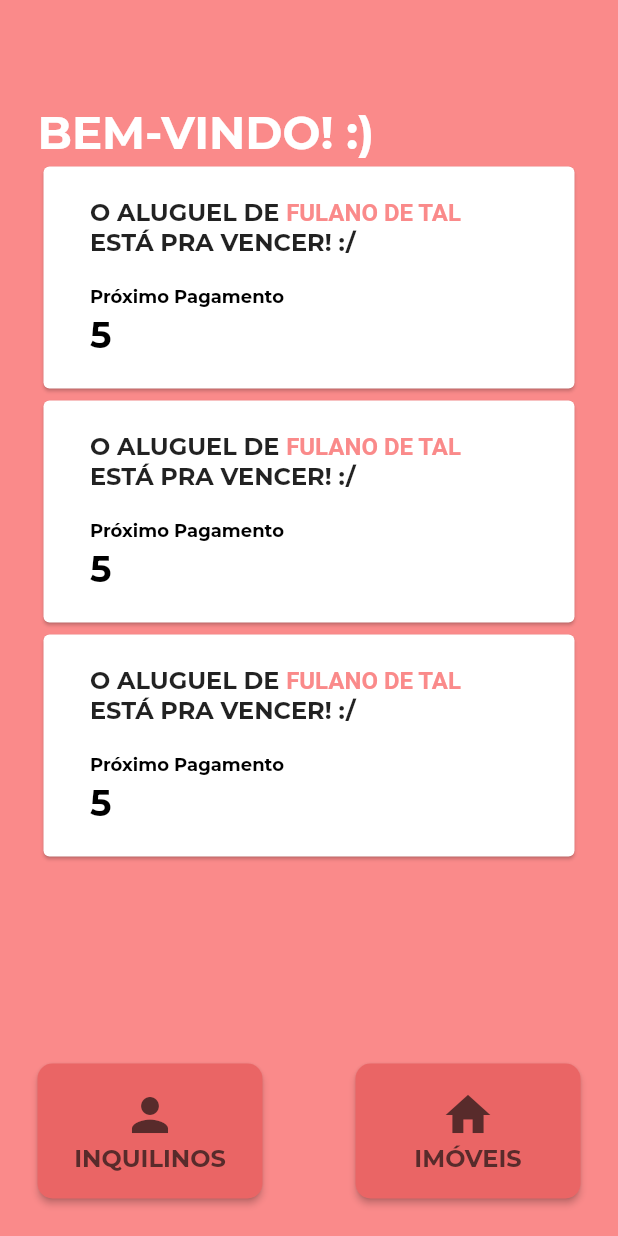
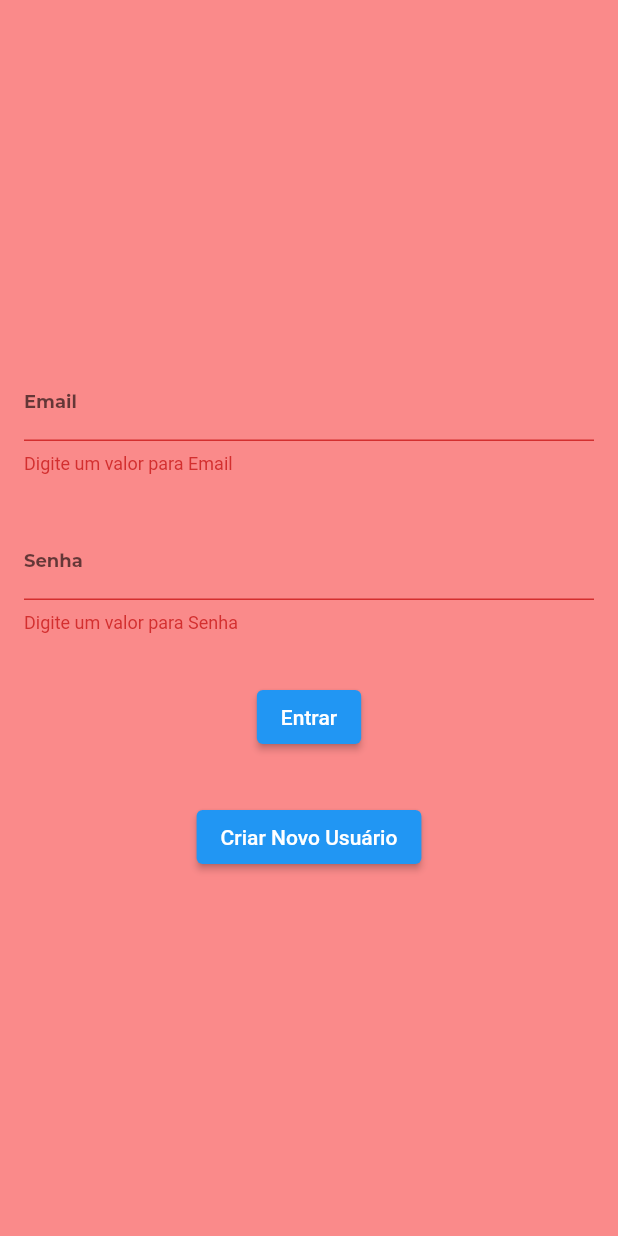
Before and after one commit to hereisjohnny2/renter_manager, a Flutter app: the screen it shows after launch, after a tap on "Entrar", on a phone screen of 412 x 824 dp. Run offline on Flutter 3.47's test engine with Material 2 defaults, Android fonts, the light colour scheme and no system bars; our stand-ins replace firebase_auth, firebase_core, google_fonts; accounts and stored records are empty.

Commit message:
user authentication with firebase and provider

```diff
--- /dev/null
+++ b/lib/components/text_input.dart
@@ -0,0 +1,35 @@
+import 'package:flutter/material.dart';
+
+class TextInput extends StatelessWidget {
+  const TextInput({
+    Key key,
+    @required TextEditingController controller,
+    @required String label,
+    bool isPassword = false,
+  })  : _controller = controller,
+        _label = label,
+        _isPassword = isPassword,
+        super(key: key);
+
+  final TextEditingController _controller;
+  final String _label;
+  final bool _isPassword;
+
+  @override
+  Widget build(BuildContext context) {
+    return Padding(
+      padding: EdgeInsets.all(16.0),
+      child: TextFormField(
+        controller: _controller,
+        decoration: InputDecoration(
+          labelText: _label,
+        ),
+        validator: (value) {
+          if (value.isEmpty) return 'Digite um valor para $_label';
+          return null;
+        },
+        obscureText: _isPassword,
+      ),
+    );
+  }
+}
--- /dev/null
+++ b/lib/constants/theme_data.dart
@@ -0,0 +1,58 @@
+import 'package:flutter/material.dart';
+import 'package:google_fonts/google_fonts.dart';
+
+class ColorsTheme {
+  static Color mainColor = Color(0xFFFA8A8A);
+  static Color mainPageIconColor = Color(0xFF582B2B);
+}
+
+ThemeData themeData = ThemeData(
+  textTheme: TextTheme(
+    headline1: GoogleFonts.montserrat(
+      fontSize: 28.0,
+      fontWeight: FontWeight.bold,
+      color: Colors.black,
+    ),
+    headline2: GoogleFonts.montserrat(
+      fontSize: 30.0,
+      fontWeight: FontWeight.bold,
+      color: Colors.white,
+    ),
+    bodyText1: GoogleFonts.montserrat(
+      fontSize: 16.0,
+      fontWeight: FontWeight.bold,
+    ),
+    bodyText2: GoogleFonts.montserrat(
+      fontSize: 24.0,
+      fontWeight: FontWeight.bold,
+      color: Colors.black,
+    ),
+    subtitle1: GoogleFonts.montserrat(
+      fontSize: 12.0,
+      fontWeight: FontWeight.bold,
+      color: Colors.black,
+    ),
+    subtitle2: GoogleFonts.montserrat(
+      fontSize: 14.0,
+      fontWeight: FontWeight.bold,
+      color: Colors.black,
+    ),
+  ),
+  inputDecorationTheme: InputDecorationTheme(
+    floatingLabelBehavior: FloatingLabelBehavior.auto,
+    focusedBorder: OutlineInputBorder(
+      borderRadius: BorderRadius.circular(10.0),
+      borderSide: BorderSide(
+        color: ColorsTheme.mainPageIconColor,
+        width: 2.0,
+      ),
+    ),
+    enabledBorder: OutlineInputBorder(
+      borderRadius: BorderRadius.circular(10.0),
+      borderSide: BorderSide(
+        color: ColorsTheme.mainPageIconColor,
+        width: 2.0,
+      ),
+    ),
+  ),
+);
--- a/lib/main.dart
+++ b/lib/main.dart
@@ -1,67 +1,32 @@
-import 'package:renter_manager/pages/auth_page.dart';
+import 'package:firebase_core/firebase_core.dart';
 import 'package:flutter/material.dart';
-import 'package:google_fonts/google_fonts.dart';
+import 'package:provider/provider.dart';
 
-class ColorsTheme {
-  static Color mainColor = Color(0xFFFA8A8A);
-  static Color mainPageIconColor = Color(0xFF582B2B);
+import 'package:renter_manager/constants/theme_data.dart';
+import 'package:renter_manager/models/auth.dart';
+import 'package:renter_manager/pages/login/form.dart';
+
+void main() async {
+  WidgetsFlutterBinding.ensureInitialized();
+  await Firebase.initializeApp();
+  runApp(
+    MultiProvider(
+      providers: [
+        ChangeNotifierProvider(create: (context) => Auth()),
+      ],
+      child: RenterManagerApp(),
+    ),
+  );
 }
 
-void main() {
-  WidgetsFlutterBinding.ensureInitialized();
-  runApp(MaterialApp(
-    title: 'Renter Manager',
-    home: AuthenticationPage(),
-    debugShowCheckedModeBanner: false,
-    theme: ThemeData(
-      textTheme: TextTheme(
-        headline1: GoogleFonts.montserrat(
-          fontSize: 28.0,
-          fontWeight: FontWeight.bold,
-          color: Colors.black,
-        ),
-        headline2: GoogleFonts.montserrat(
-          fontSize: 30.0,
-          fontWeight: FontWeight.bold,
-          color: Colors.white,
-        ),
-        bodyText1: GoogleFonts.montserrat(
-          fontSize: 16.0,
-          fontWeight: FontWeight.bold,
-        ),
-        bodyText2: GoogleFonts.montserrat(
-          fontSize: 24.0,
-          fontWeight: FontWeight.bold,
-          color: Colors.black,
-        ),
-        subtitle1: GoogleFonts.montserrat(
-          fontSize: 12.0,
-          fontWeight: FontWeight.bold,
-          color: Colors.black,
-        ),
-        subtitle2: GoogleFonts.montserrat(
-          fontSize: 14.0,
-          fontWeight: FontWeight.bold,
-          color: Colors.black,
-        ),
-      ),
-      inputDecorationTheme: InputDecorationTheme(
-        floatingLabelBehavior: FloatingLabelBehavior.auto,
-        focusedBorder: OutlineInputBorder(
-          borderRadius: BorderRadius.circular(10.0),
-          borderSide: BorderSide(
-            color: ColorsTheme.mainPageIconColor,
-            width: 2.0,
-          ),
-        ),
-        enabledBorder: OutlineInputBorder(
-          borderRadius: BorderRadius.circular(10.0),
-          borderSide: BorderSide(
-            color: ColorsTheme.mainPageIconColor,
-            width: 2.0,
-          ),
-        ),
-      ),
-    ),
-  ));
+class RenterManagerApp extends StatelessWidget {
+  @override
+  Widget build(BuildContext context) {
+    return MaterialApp(
+      title: 'Renter Manager',
+      home: AuthenticationForm(),
+      debugShowCheckedModeBanner: false,
+      theme: themeData,
+    );
+  }
 }
--- /dev/null
+++ b/lib/models/auth.dart
@@ -0,0 +1,66 @@
+import 'package:firebase_auth/firebase_auth.dart';
+import 'package:flutter/material.dart';
+
+enum Status {
+  Uninitialized,
+  Authenticated,
+  Authenticating,
+  Unauthenticated,
+  Creating,
+  Created,
+  NotCreated,
+}
+
+class Auth extends ChangeNotifier {
+  String _uid;
+  String _email;
+  Status _status = Status.Uninitialized;
+
+  String get getUid => _uid;
+  String get getEmail => _email;
+  Status get status => _status;
+
+  FirebaseAuth _auth = FirebaseAuth.instance;
+
+  Future<bool> loginUser(String email, String password) async {
+    try {
+      _status = Status.Authenticating;
+      notifyListeners();
+      UserCredential userCredential = await _auth.signInWithEmailAndPassword(
+          email: email, password: password);
+      if (userCredential.user != null) {
+        _status = Status.Authenticated;
+        _uid = userCredential.user.uid;
+        _email = userCredential.user.email;
+        notifyListeners();
+        return true;
+      }
+    } on FirebaseAuthException catch (e) {
+      _status = Status.Unauthenticated;
+      notifyListeners();
+      print(e);
+    }
+    return false;
+  }
+
+  Future<bool> signUpUser(String email, String password) async {
+    try {
+      _status = Status.Creating;
+      notifyListeners();
+      UserCredential userCredential = await _auth
+          .createUserWithEmailAndPassword(email: email, password: password);
+      if (userCredential.user != null) {
+        _status = Status.Created;
+        _uid = userCredential.user.uid;
+        _email = userCredential.user.email;
+        notifyListeners();
+        return true;
+      }
+    } catch (e) {
+      _status = Status.NotCreated;
+      notifyListeners();
+      print(e);
+    }
+    return false;
+  }
+}
--- a/lib/pages/auth_page.dart
+++ /dev/null
@@ -1,78 +0,0 @@
-import 'package:renter_manager/main.dart';
-import 'package:renter_manager/pages/home_page.dart';
-import 'package:flutter/material.dart';
-import 'package:google_fonts/google_fonts.dart';
-
-class AuthenticationPage extends StatefulWidget {
-  @override
-  _AuthenticationPageState createState() => _AuthenticationPageState();
-}
-
-class _AuthenticationPageState extends State<AuthenticationPage> {
-  TextEditingController _userController = TextEditingController();
-  TextEditingController _passController = TextEditingController();
-
-  @override
-  Widget build(BuildContext context) {
-    return Scaffold(
-      backgroundColor: ColorsTheme.mainColor,
-      body: Column(
-        mainAxisAlignment: MainAxisAlignment.spaceAround,
-        children: [
-          Image(
-            image: AssetImage("assets/images/logo-duo.png"),
-          ),
-          Padding(
-            padding: const EdgeInsets.symmetric(horizontal: 30.0),
-            child: Column(
-              children: [
-                TextFormField(
-                  controller: _userController,
-                  decoration: InputDecoration(
-                    labelText: "Usuário",
-                  ),
-                ),
-                SizedBox(
-                  height: MediaQuery.of(context).size.height / 36.0,
-                ),
-                TextFormField(
-                  controller: _passController,
-                  decoration: InputDecoration(
-                    labelText: "Senha",
-                  ),
-                  obscureText: true,
-                ),
-              ],
-            ),
-          ),
-          Container(
-            width: MediaQuery.of(context).size.width / 2.0,
-            child: MaterialButton(
-              color: Color(0xFFEA6565),
-              shape: RoundedRectangleBorder(
-                borderRadius: BorderRadius.circular(10.0),
-              ),
-              padding: EdgeInsets.fromLTRB(24.0, 15.0, 24.0, 15.0),
-              onPressed: () {
-                Navigator.push(
-                  context,
-                  MaterialPageRoute(builder: (context) {
-                    return HomePage();
-                  }),
-                );
-              },
-              child: Text(
-                "Entrar",
-                style: GoogleFonts.montserrat(
-                  color: Color(0xFF582B2B),
-                  fontWeight: FontWeight.bold,
-                  fontSize: 16.0,
-                ),
-              ),
-            ),
-          ),
-        ],
-      ),
-    );
-  }
-}
--- a/lib/pages/home_page.dart
+++ b/lib/pages/dashboard/dashboard.dart
@@ -3,8 +3,8 @@ import 'package:renter_manager/models/renter.dart';
 import 'package:flutter/material.dart';
 import 'package:google_fonts/google_fonts.dart';
 
-import 'package:renter_manager/pages/houses_page.dart';
-import 'package:renter_manager/pages/renters_page.dart';
+import 'package:renter_manager/pages/houses/list.dart';
+import 'package:renter_manager/pages/renters/list.dart';
 import 'package:renter_manager/data/fakeData.dart';
 
 List<Renter> loadRentersDataFromFakeInfo(List<Map> fakeData) {
@@ -36,12 +36,12 @@ List<House> loadHousesDataFromFakeInfo(List<Map> houses) {
   return outputHouses;
 }
 
-class HomePage extends StatefulWidget {
+class Dashboard extends StatefulWidget {
   @override
-  _HomePageState createState() => _HomePageState();
+  _DashboardState createState() => _DashboardState();
 }
 
-class _HomePageState extends State<HomePage> {
+class _DashboardState extends State<Dashboard> {
   final List<Renter> renters = loadRentersDataFromFakeInfo(rentersData);
   final List<House> houses = loadHousesDataFromFakeInfo(housesData);
 
@@ -78,10 +78,10 @@ class _HomePageState extends State<HomePage> {
               mainAxisAlignment: MainAxisAlignment.spaceBetween,
               children: <Widget>[
                 buildMainPageButton("inquilinos", Icons.person, () {
-                  return RentersPage(renters);
+                  return RentersList(renters);
                 }),
                 buildMainPageButton("imóveis", Icons.home, () {
-                  return HousesPage(houses);
+                  return HousesList(houses);
                 }),
               ],
             ),
--- a/lib/pages/house_page.dart
+++ b/lib/pages/houses/house.dart
@@ -1,4 +1,4 @@
-import 'package:renter_manager/main.dart';
+import 'package:renter_manager/constants/theme_data.dart';
 import 'package:renter_manager/models/house.dart';
 import 'package:flutter/material.dart';
 
--- a/lib/pages/renters_page.dart
+++ b/lib/pages/houses/list.dart
@@ -1,11 +1,12 @@
-import 'package:renter_manager/models/renter.dart';
-import 'package:renter_manager/pages/renter_page.dart';
+import 'package:renter_manager/models/house.dart';
 import 'package:flutter/material.dart';
 import 'package:google_fonts/google_fonts.dart';
 
-class RentersPage extends StatelessWidget {
-  final List<Renter> inquilinos;
-  RentersPage(this.inquilinos);
+import 'package:renter_manager/pages/houses/house.dart';
+
+class HousesList extends StatelessWidget {
+  final List<House> houses;
+  HousesList(this.houses);
 
   @override
   Widget build(BuildContext context) {
@@ -22,7 +23,7 @@ class RentersPage extends StatelessWidget {
           crossAxisAlignment: CrossAxisAlignment.start,
           children: <Widget>[
             Text(
-              "INQUILINOS".toUpperCase(),
+              "imóveis".toUpperCase(),
               style: GoogleFonts.montserrat(
                 color: Colors.white,
                 fontSize: 30.0,
@@ -37,7 +38,7 @@ class RentersPage extends StatelessWidget {
                   Expanded(
                     child: TextField(
                       decoration: InputDecoration(
-                        labelText: "Buscar Inquilinos",
+                        labelText: "Buscar Imóveis",
                         labelStyle: TextStyle(
                           fontSize: 12.0,
                           color: Color(0x8C582B2B),
@@ -53,7 +54,7 @@ class RentersPage extends StatelessWidget {
             ),
             Expanded(
               child: ListView.builder(
-                itemCount: inquilinos.length,
+                itemCount: houses.length,
                 itemBuilder: (context, index) {
                   return buildRenterCard(context, index);
                 },
@@ -79,18 +80,15 @@ class RentersPage extends StatelessWidget {
               Navigator.push(
                 context,
                 MaterialPageRoute(
-                  builder: (context) => RenterPage(inquilinos[index]),
+                  builder: (context) => HousePage(houses[index]),
                 ),
               );
             },
-            title: Text(
-              inquilinos[index].nome,
-              style: TextStyle(fontSize: 16.0),
-            ),
+            title:
+                Text(houses[index].endereco, style: TextStyle(fontSize: 16.0)),
             subtitle: Text(
-              inquilinos[index].endereco,
-              style: TextStyle(fontSize: 12.0),
-            ),
+                houses[index].estadoAlugada ? "Disponível" : "Alugada",
+                style: TextStyle(fontSize: 12.0)),
             trailing: Container(
               height: 40.0,
               decoration: BoxDecoration(
@@ -98,9 +96,9 @@ class RentersPage extends StatelessWidget {
                 shape: BoxShape.circle,
               ),
               child: IconButton(
-                icon: Icon(Icons.phone),
+                icon: Icon(Icons.share),
                 onPressed: () {
-                  print("click phone");
+                  print("click share");
                 },
                 color: Colors.white,
               ),
--- /dev/null
+++ b/lib/pages/login/form.dart
@@ -0,0 +1,86 @@
+import 'package:flutter/material.dart';
+import 'package:provider/provider.dart';
+import 'package:renter_manager/components/text_input.dart';
+import 'package:renter_manager/pages/dashboard/dashboard.dart';
+import 'package:renter_manager/pages/signup/form.dart';
+import 'package:renter_manager/models/auth.dart';
+import '../../constants/theme_data.dart';
+
+class AuthenticationForm extends StatefulWidget {
+  @override
+  _AuthenticationFormState createState() => _AuthenticationFormState();
+}
+
+class _AuthenticationFormState extends State<AuthenticationForm> {
+  final _formKey = GlobalKey<FormState>();
+
+  TextEditingController _emailController = TextEditingController();
+  TextEditingController _passController = TextEditingController();
+
+  void _login(String email, String pass, BuildContext context) async {
+    final auth = Provider.of<Auth>(context, listen: false);
+    try {
+      if (await auth.loginUser(email, pass)) {
+        Navigator.pushReplacement(
+          context,
+          MaterialPageRoute(builder: (context) => Dashboard()),
+        );
+      }
+    } catch (e) {}
+  }
+
+  @override
+  Widget build(BuildContext context) {
+    final auth = Provider.of<Auth>(context);
+    return Scaffold(
+      backgroundColor: ColorsTheme.mainColor,
+      body: Center(
+        child: Form(
+          key: _formKey,
+          child: Column(
+            mainAxisAlignment: MainAxisAlignment.center,
+            children: [
+              TextInput(controller: _emailController, label: "Email"),
+              TextInput(
+                controller: _passController,
+                label: "Senha",
+                isPassword: true,
+              ),
+              auth.status == Status.Authenticating
+                  ? Center(child: CircularProgressIndicator())
+                  : Padding(
+                      padding: EdgeInsets.all(16.0),
+                      child: ElevatedButton(
+                        child: Text('Entrar'),
+                        onPressed: () async {
+                          if (_formKey.currentState.validate()) {
+                            _login(
+                              _emailController.text,
+                              _passController.text,
+                              context,
+                            );
+                          }
+                        },
+                      ),
+                    ),
+              Padding(
+                padding: EdgeInsets.all(16.0),
+                child: ElevatedButton(
+                  child: Text('Criar Novo Usuário'),
+                  onPressed: () {
+                    Navigator.push(
+                      context,
+                      MaterialPageRoute(
+                        builder: (context) => SignUpForm(),
+                      ),
+                    );
+                  },
+                ),
+              ),
+            ],
+          ),
+        ),
+      ),
+    );
+  }
+}
--- a/pubspec.yaml
+++ b/pubspec.yaml
@@ -25,6 +25,9 @@ dependencies:
     sdk: flutter
 
   google_fonts: ^1.1.0
+  firebase_core: "^0.7.0"
+  firebase_auth: "^0.20.1"
+  provider: ^4.3.2+3
 
 dev_dependencies:
   flutter_test:
```
Also changed, not shown: lib/components/auth_alert_dialog.dart (added, +27 -0 lines), lib/pages/renters/list.dart (renamed from lib/pages/houses_page.dart, +18 -16 lines), lib/pages/signup/form.dart (added, +82 -0 lines), lib/pages/renters/renter.dart (renamed from lib/pages/renter_page.dart), pubspec.lock, 2 other files.
